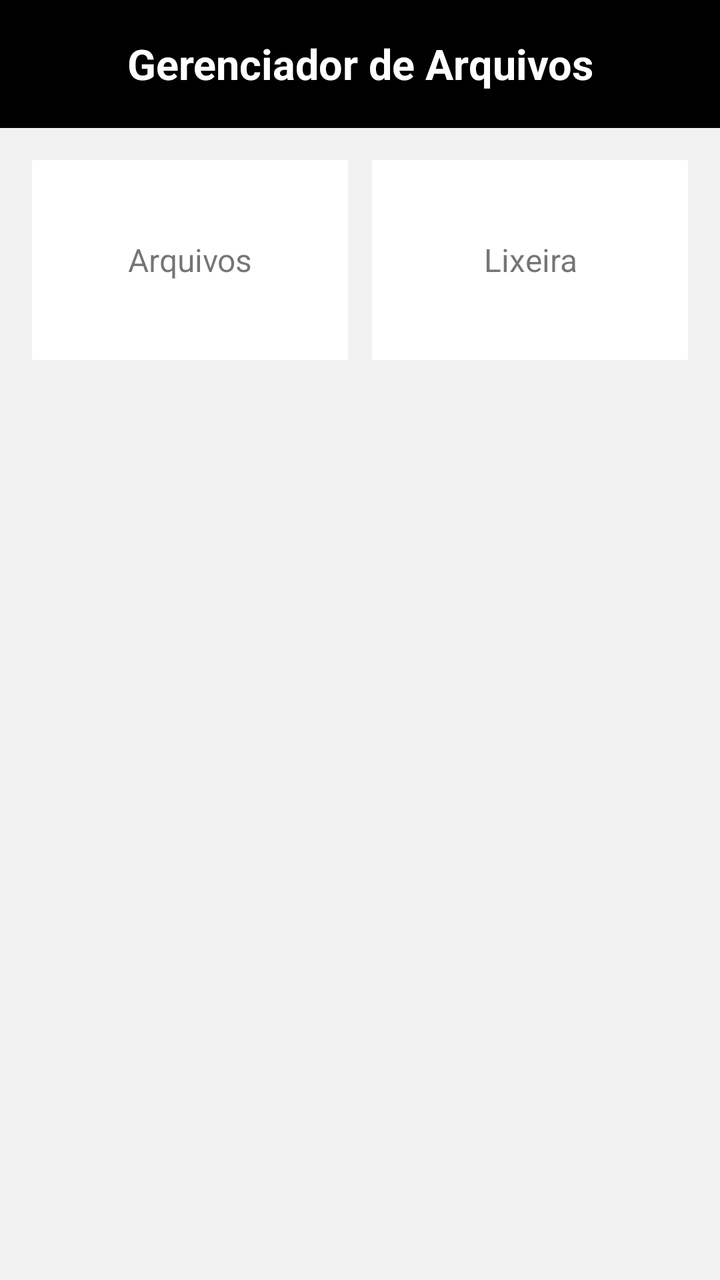
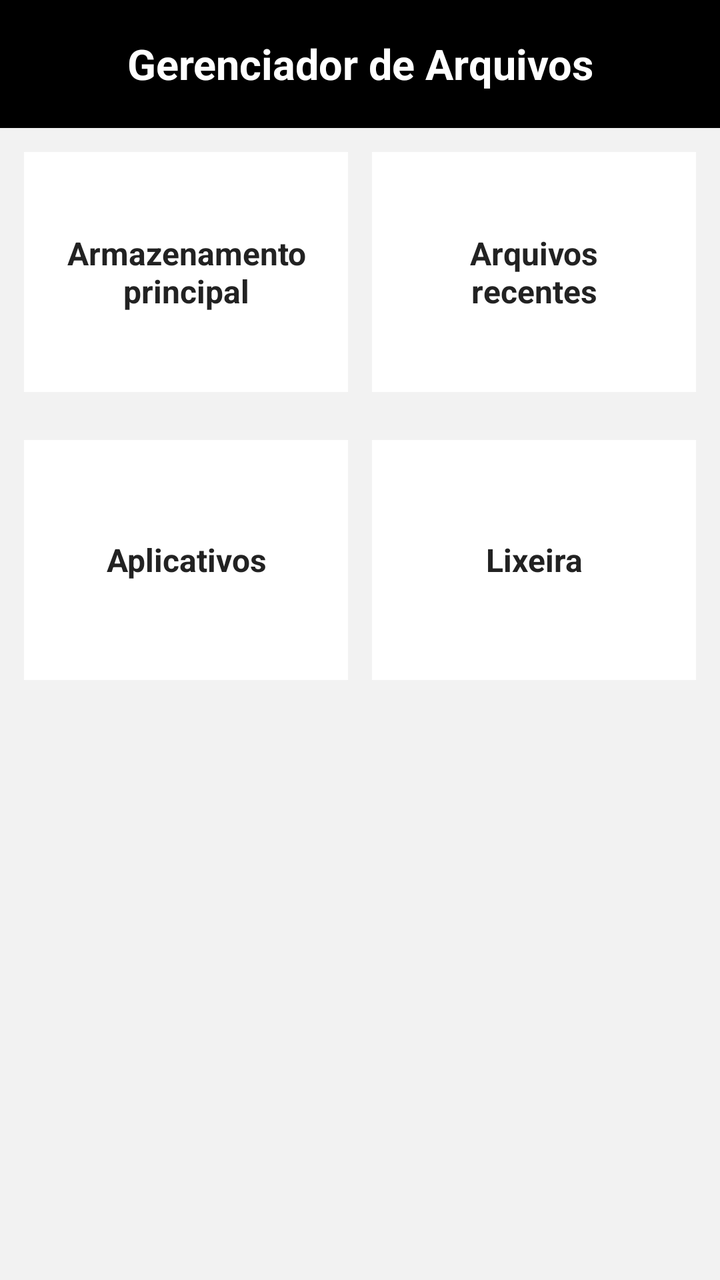

The first picture is an Android layout as it rendered before a commit; the second is the same layout after the commit. The layout source and the unified diff follow.
<!-- AndroidManifest.xml: application theme android:Theme.Material.Light.NoActionBar -->
<!-- res/layout/activity_main.xml -->
<?xml version="1.0" encoding="utf-8"?>
<LinearLayout xmlns:android="http://schemas.android.com/apk/res/android"
    android:layout_width="match_parent"
    android:layout_height="match_parent"
    android:orientation="vertical"
    android:background="#F2F2F2">

    <TextView
        android:layout_width="match_parent"
        android:layout_height="64dp"
        android:background="#000000"
        android:gravity="center"
        android:text="Gerenciador de Arquivos"
        android:textColor="#FFFFFF"
        android:textSize="21sp"
        android:textStyle="bold" />

    <LinearLayout
        android:layout_width="match_parent"
        android:layout_height="wrap_content"
        android:orientation="horizontal"
        android:padding="16dp">

        <TextView
            android:layout_width="0dp"
            android:layout_height="100dp"
            android:layout_weight="1"
            android:layout_marginEnd="6dp"
            android:background="#FFFFFF"
            android:gravity="center"
            android:text="Arquivos"
            android:textSize="16sp" />

        <TextView
            android:layout_width="0dp"
            android:layout_height="100dp"
            android:layout_weight="1"
            android:layout_marginStart="6dp"
            android:background="#FFFFFF"
            android:gravity="center"
            android:text="Lixeira"
            android:textSize="16sp" />

    </LinearLayout>

</LinearLayout>
<!-- resources referenced by this layout -->
<resources>

</resources>

<!-- the commit's change to res/layout/activity_main.xml (unified diff, before → after) -->
@@ -1,46 +1,91 @@
 <?xml version="1.0" encoding="utf-8"?>
-<LinearLayout xmlns:android="http://schemas.android.com/apk/res/android"
+<ScrollView xmlns:android="http://schemas.android.com/apk/res/android"
     android:layout_width="match_parent"
     android:layout_height="match_parent"
-    android:orientation="vertical"
     android:background="#F2F2F2">
-
-    <TextView
-        android:layout_width="match_parent"
-        android:layout_height="64dp"
-        android:background="#000000"
-        android:gravity="center"
-        android:text="Gerenciador de Arquivos"
-        android:textColor="#FFFFFF"
-        android:textSize="21sp"
-        android:textStyle="bold" />
 
     <LinearLayout
         android:layout_width="match_parent"
         android:layout_height="wrap_content"
-        android:orientation="horizontal"
-        android:padding="16dp">
+        android:orientation="vertical">
 
+        
         <TextView
-            android:layout_width="0dp"
-            android:layout_height="100dp"
-            android:layout_weight="1"
-            android:layout_marginEnd="6dp"
-            android:background="#FFFFFF"
+            android:layout_width="match_parent"
+            android:layout_height="64dp"
+            android:background="#000000"
             android:gravity="center"
-            android:text="Arquivos"
-            android:textSize="16sp" />
+            android:text="Gerenciador de Arquivos"
+            android:textColor="#FFFFFF"
+            android:textSize="21sp"
+            android:textStyle="bold" />
 
-        <TextView
-            android:layout_width="0dp"
-            android:layout_height="100dp"
-            android:layout_weight="1"
-            android:layout_marginStart="6dp"
-            android:background="#FFFFFF"
-            android:gravity="center"
-            android:text="Lixeira"
-            android:textSize="16sp" />
+        
+        <LinearLayout
+            android:layout_width="match_parent"
+            android:layout_height="wrap_content"
+            android:orientation="horizontal"
+            android:padding="12dp">
+
+            <TextView
+                android:layout_width="0dp"
+                android:layout_height="120dp"
+                android:layout_weight="1"
+                android:layout_marginEnd="6dp"
+                android:background="#FFFFFF"
+                android:gravity="center"
+                android:text="Armazenamento&#10;principal"
+                android:textColor="#222222"
+                android:textSize="16sp"
+                android:textStyle="bold" />
+
+            <TextView
+                android:layout_width="0dp"
+                android:layout_height="120dp"
+                android:layout_weight="1"
+                android:layout_marginStart="6dp"
+                android:background="#FFFFFF"
+                android:gravity="center"
+                android:text="Arquivos&#10;recentes"
+                android:textColor="#222222"
+                android:textSize="16sp"
+                android:textStyle="bold" />
+
+        </LinearLayout>
+
+        
+        <LinearLayout
+            android:layout_width="match_parent"
+            android:layout_height="wrap_content"
+            android:orientation="horizontal"
+            android:padding="12dp">
+
+            <TextView
+                android:layout_width="0dp"
+                android:layout_height="120dp"
+                android:layout_weight="1"
+                android:layout_marginEnd="6dp"
+                android:background="#FFFFFF"
+                android:gravity="center"
+                android:text="Aplicativos"
+                android:textColor="#222222"
+                android:textSize="16sp"
+                android:textStyle="bold" />
+
+            <TextView
+                android:layout_width="0dp"
+                android:layout_height="120dp"
+                android:layout_weight="1"
+                android:layout_marginStart="6dp"
+                android:background="#FFFFFF"
+                android:gravity="center"
+                android:text="Lixeira"
+                android:textColor="#222222"
+                android:textSize="16sp"
+                android:textStyle="bold" />
+
+        </LinearLayout>
 
     </LinearLayout>
 
-</LinearLayout>
+</ScrollView>
